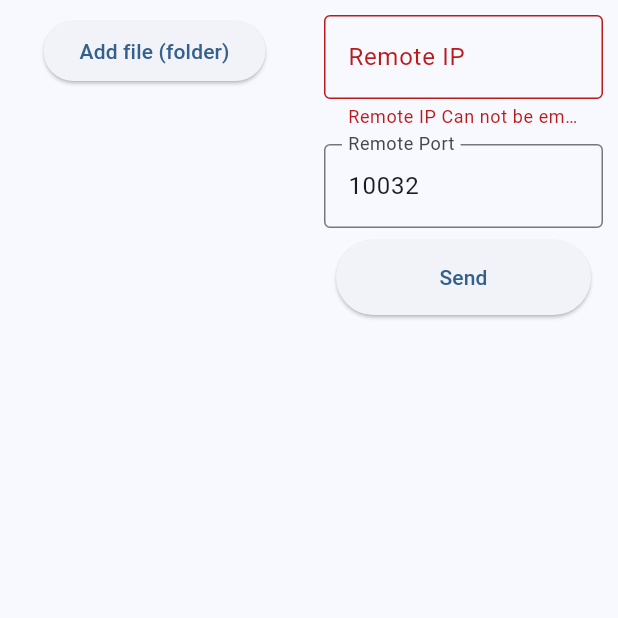
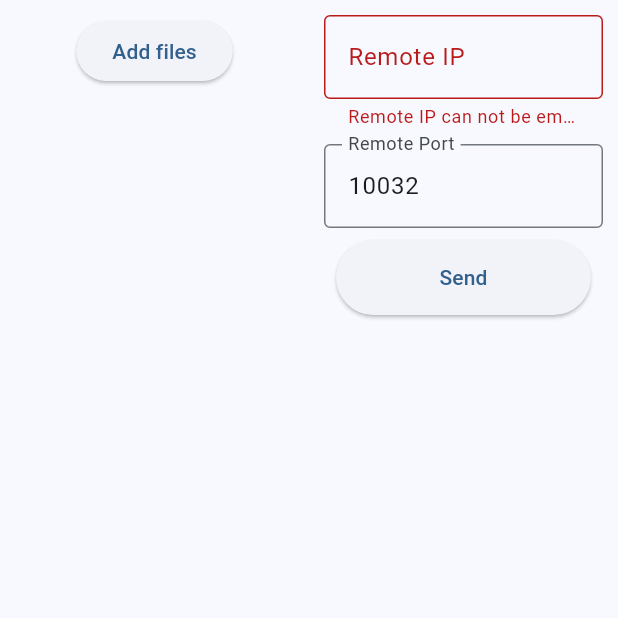
Before and after one commit to realth000/misaka_nessenger, a Flutter app: the screen it shows after launch, after a tap on "Send", on a phone screen of 412 x 824 dp, the top half of it. Run offline on Flutter 3.47's test engine with Material 2 defaults, Android fonts, the light colour scheme and no system bars; our stand-ins replace file_picker, flex_color_scheme, font_awesome_flutter, get, shared_preferences; missing offline and left inert: bitsdojo_window, grpc, protobuf; statements that could not run were skipped; project files that could hold a hidden picture were left out.

Commit message:
feat(*): Update translations and theme
Update translations and theme.

```diff
--- a/lib/components/navigation_bar/navigation_bar_view.dart
+++ b/lib/components/navigation_bar/navigation_bar_view.dart
@@ -50,6 +50,7 @@ class NavigationBarComponent extends StatelessWidget {
               )
               .toList(),
           selectedIndex: controller.currentIndex.value,
+          labelType: NavigationRailLabelType.selected,
           onDestinationSelected: (index) async {
             controller.currentIndex.value = index;
             Get.find<ScaffoldService>().currentIndex.value = index;
--- a/lib/components/payload_server/payload_server.dart
+++ b/lib/components/payload_server/payload_server.dart
@@ -33,8 +33,6 @@ class PayloadServer extends MessengerServiceBase {
     var fileName = '';
     var checkExist = false;
     final peer = call.clientMetadata!['ClientID'] ?? 'UNKNOWN';
-    print(
-        'AAAA PayloadServer receive from peer $peer, request: ${request.toString()}');
     final downloadDir = await path_provider.getDownloadsDirectory();
     if (downloadDir == null) {
       print('AAAA FAILED TO GET DOWNLOAD PATH');
--- a/lib/components/send_payload/send_payload_view.dart
+++ b/lib/components/send_payload/send_payload_view.dart
@@ -38,7 +38,7 @@ class SendPayloadWidget extends GetView<PayloadService> {
             child: ElevatedButton(
               onPressed: () async => _addPayload(),
               child: Text(
-                'Add file (folder)'.tr,
+                'Add files'.tr,
               ),
             ),
           ),
--- a/lib/components/send_target/send_target_view.dart
+++ b/lib/components/send_target/send_target_view.dart
@@ -47,16 +47,13 @@ class SendTargetWidget extends StatelessWidget {
 
     final payloadService = Get.find<PayloadService>();
     if (payloadService.stagedPayloadPathList.isEmpty) {
-      print('AAAA send button empty!');
+      Get.snackbar('Can not send file'.tr, 'No file selected'.tr);
       return;
     }
     if (!await payloadService.startSendFile(
       remoteHost: _remoteIPController.text,
       remotePort: int.parse(_remotePortController.text),
-    )) {
-      print('AAAA send button failed!');
-    }
-    print('AAAA send button finished!');
+    )) {}
   }
 
   @override
@@ -75,7 +72,7 @@ class SendTargetWidget extends StatelessWidget {
                   ),
                   validator: (v) {
                     if (v!.trim().isEmpty) {
-                      return 'Remote IP Can not be empty'.tr;
+                      return 'Remote IP can not be empty'.tr;
                     }
                     if (!v.isIPv4 && v != 'localhost') {
                       return 'Invalid IP'.tr;
--- a/lib/desktop/send_page/desktop_send_page.dart
+++ b/lib/desktop/send_page/desktop_send_page.dart
@@ -20,7 +20,7 @@ class DesktopSendPage extends StatelessWidget {
               child: SendTargetWidget(),
             ),
           ),
-          Expanded(
+          const Expanded(
             child: Padding(
               padding: EdgeInsets.all(10),
               child: SendPayloadWidget(),
--- a/lib/main.dart
+++ b/lib/main.dart
@@ -5,9 +5,11 @@ import 'package:get/get.dart';
 import 'routes/misaka_pages.dart';
 import 'routes/misaka_routes.dart';
 import 'services/config_service.dart';
+import 'services/locale_service.dart';
 import 'services/payload_service.dart';
 import 'services/scaffold_services.dart';
 import 'themes/app_themes.dart';
+import 'translations/translations.dart';
 
 void main() async {
   WidgetsFlutterBinding.ensureInitialized();
@@ -24,6 +26,7 @@ void main() async {
 /// Init Getx services, should run before app start.
 Future<void> initServices() async {
   await Get.putAsync(() async => ConfigService().init());
+  await Get.putAsync(() async => LocaleService().init());
   await Get.putAsync(() async => ScaffoldService().init());
   await Get.putAsync(() async => PayloadService().init());
 }
@@ -35,11 +38,13 @@ class MisakaApp extends StatelessWidget {
 
   @override
   Widget build(BuildContext context) => GetMaterialApp(
-        debugShowCheckedModeBanner: false,
         title: 'MisakaNessenger',
         getPages: MisakaPages.pages,
         initialRoute: MisakaRoutes.scaffoldPage,
         theme: flexLight,
         darkTheme: flexDark,
+        translations: MisakaTranslations(),
+        locale: Get.find<LocaleService>().getLocale(),
+        fallbackLocale: LocaleService.fallbackLocale,
       );
 }
--- a/lib/services/config_service.dart
+++ b/lib/services/config_service.dart
@@ -3,6 +3,8 @@ import 'package:shared_preferences/shared_preferences.dart';
 
 /// All config name and types map.
 const Map<String, Type> configMap = <String, Type>{
+  'Locale': String,
+  'FollowSystemLocale': bool,
   'LastUsedRemoteHost': String,
   'LastUsedRemotePort': int,
   'LocalServerPort': int,
--- /dev/null
+++ b/lib/services/locale_service.dart
@@ -0,0 +1,79 @@
+import 'dart:ui';
+
+import 'package:get/get.dart';
+
+import 'config_service.dart';
+
+/// Locale (translation) service for app, globally.
+class LocaleService extends GetxService {
+  final _configService = Get.find<ConfigService>();
+
+  /// Current using locale.
+  RxString locale = ''.obs;
+
+  /// Is following system locale, if true, system locale override.
+  ///
+  /// Not used yet as flutter is auto following and can not disable follow.
+  bool followSystemLocale = true;
+
+  /// Follow system locale string to show on UI.
+  static const autoLocale = 'Follow system';
+
+  /// Fallback locale, always English.
+  static const fallbackLocale = Locale('en', 'US');
+
+  /// All supported locales.
+  static const localeMap = <String, Locale>{
+    'en_US': Locale('en', 'US'),
+    'zh_CN': Locale('zh', 'CN'),
+  };
+
+  /// Get locale should use.
+  Locale getLocale() {
+    if (followSystemLocale) {
+      return window.locale;
+    }
+    if (localeMap.containsKey(locale.value)) {
+      return localeMap[locale.value]!;
+    }
+    return fallbackLocale;
+  }
+
+  /// Change locale, if [localeName] is valid, change to that locale, otherwise
+  /// auto changes.
+  Future<bool> changeLocale(String? localeName) async {
+    if (localeName == null) {
+      return false;
+    }
+    // if (localeName == autoLocale) {
+    //   if (localeMap.containsKey(
+    //       '${window.locale.languageCode}_${window.locale.countryCode}')) {
+    //     followSystemLocale = true;
+    //  await _configService.saveBool('FollowSystemLocale', followSystemLocale);
+    //     locale.value = autoLocale;
+    //     await _configService.saveString('Locale', locale.value);
+    //     await Get.updateLocale(window.locale);
+    //     return true;
+    //   } else {
+    //     return false;
+    //   }
+    // }
+    if (localeMap.containsKey(localeName)) {
+      followSystemLocale = false;
+      await _configService.saveBool('FollowSystemLocale', followSystemLocale);
+      locale.value = localeName;
+      await _configService.saveString('Locale', locale.value);
+      await Get.updateLocale(localeMap[localeName]!);
+      return true;
+    }
+    return false;
+  }
+
+  /// Init function, run before app start.
+  Future<LocaleService> init() async {
+    locale.value = _configService.getString('Locale') ??
+        '${window.locale.languageCode}_${window.locale.countryCode}';
+    followSystemLocale = _configService.getBool('FollowSystemLocale') ?? false;
+    return this;
+  }
+}
--- a/lib/themes/app_themes.dart
+++ b/lib/themes/app_themes.dart
@@ -1,5 +1,6 @@
 import 'package:flex_color_scheme/flex_color_scheme.dart';
 import 'package:flutter/material.dart';
+import 'package:get/get.dart';
 
 final ListTileThemeData _listTileTheme = ListTileThemeData(
   shape: RoundedRectangleBorder(
@@ -13,6 +14,7 @@ const InputDecorationTheme _inputDecorationTheme = InputDecorationTheme(
 );
 
 final ThemeData _flexLightBase = FlexThemeData.light(
+  fontFamily: GetPlatform.isWindows ? 'Microsoft YaHei' : null,
   colors: const FlexSchemeColor(
     primary: Color(0xff375778),
     primaryContainer: Color(0xffa4c4ed),
@@ -54,6 +56,7 @@ final ThemeData _flexLightBase = FlexThemeData.light(
 );
 
 final ThemeData _flexDarkBase = FlexThemeData.dark(
+  fontFamily: GetPlatform.isWindows ? 'Microsoft YaHei' : null,
   colors: const FlexSchemeColor(
     primary: Color(0xffacc9ee),
     // primaryContainer: Color(0xffa4c4ed),
--- /dev/null
+++ b/lib/translations/translations.dart
@@ -0,0 +1,13 @@
+import 'package:get/get.dart';
+
+import 'translations_en_us.dart';
+import 'translations_zh_cn.dart';
+
+/// All translations.
+class MisakaTranslations extends Translations {
+  @override
+  Map<String, Map<String, String>> get keys => {
+        'en': translationEnUS,
+        'zh_CN': translationZhCN,
+      };
+}
--- /dev/null
+++ b/lib/translations/translations_en_us.dart
@@ -0,0 +1,16 @@
+/// Translations for en_US.
+const Map<String, String> translationEnUS = <String, String>{
+  'Transport': 'Transport',
+  'Settings': 'Settings',
+  'Add files': 'Add files',
+  'Send': 'Send',
+  'Remote IP': 'Remote IP',
+  'Remote Port': 'Remote Port',
+  'Can not send file': 'Can not send file',
+  'No file selected': 'No file selected',
+  'Remote IP can not be empty': 'Remote IP can not be empty',
+  'Invalid IP': 'Invalid IP',
+  'Remote port can not be empty': 'Remote port can not be empty',
+  'Invalid remote port': 'Invalid remote port',
+  'Remote port should be in 0~65535': 'Remote port should be in 0~65535',
+};
--- /dev/null
+++ b/lib/translations/translations_zh_cn.dart
@@ -0,0 +1,16 @@
+/// Translations for zh_CN.
+const Map<String, String> translationZhCN = <String, String>{
+  'Transport': '传输',
+  'Settings': '设置',
+  'Add files': '添加文件',
+  'Send': '发送',
+  'Remote IP': '远端IP',
+  'Remote Port': '远端端口',
+  'Can not send file': '无法发送文件',
+  'No file selected': '未选择文件',
+  'Remote IP can not be empty': '远端IP不能为空',
+  'Invalid IP': '无效IP',
+  'Remote port can not be empty': '远端端口不能为空',
+  'Invalid remote port': '无效端口号',
+  'Remote port should be in 0~65535': '端口号应该在0~65535之间',
+};
```
